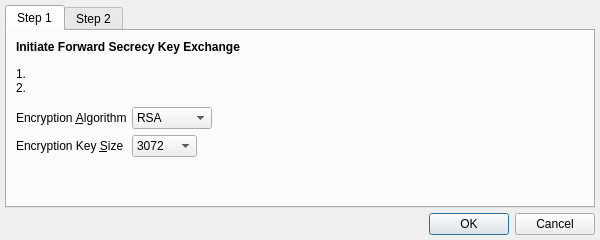
The window that branches/trunk/UI/spot-on-forward-secrecy-algorithms-selection.ui (textbrowser/spot-on) describes before a commit, drawn with Qt 5.
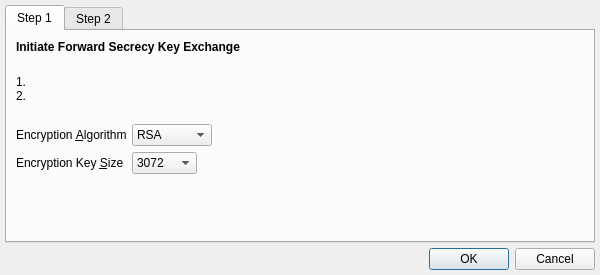
The same window after the commit. Icons and pictures are not drawn.

Diff of the .ui file:
```diff
--- a/branches/trunk/UI/spot-on-forward-secrecy-algorithms-selection.ui
+++ b/branches/trunk/UI/spot-on-forward-secrecy-algorithms-selection.ui
@@ -7,7 +7,7 @@
     <x>0</x>
     <y>0</y>
     <width>600</width>
-    <height>240</height>
+    <height>275</height>
    </rect>
   </property>
   <property name="windowIcon">
```
Left out of the diff: 11 changed lines with no effect on the pictures.
